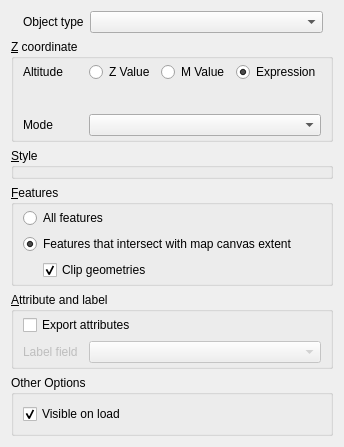
Above: ui/vectorproperties.ui from minorua/Qgis2threejs before the change. Below: the same form after it.
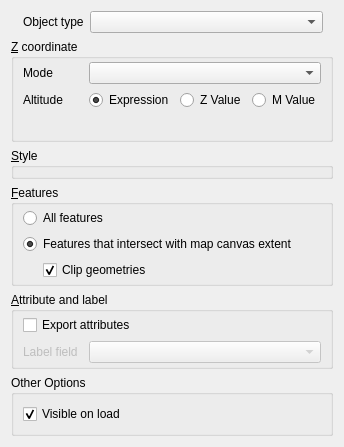
That is the form after the change. Custom widgets are drawn as their Qt base class.

```diff
--- a/ui/vectorproperties.ui
+++ b/ui/vectorproperties.ui
@@ -7,7 +7,7 @@
     <x>0</x>
     <y>0</y>
     <width>340</width>
-    <height>410</height>
+    <height>402</height>
    </rect>
   </property>
   <property name="windowTitle">
@@ -48,7 +48,7 @@
      <property name="title">
       <string>&amp;Z coordinate</string>
      </property>
-     <layout class="QVBoxLayout" name="verticalLayout_6">
+     <layout class="QFormLayout" name="formLayout_3">
       <property name="leftMargin">
        <number>9</number>
       </property>
@@ -61,9 +61,23 @@
       <property name="bottomMargin">
        <number>3</number>
       </property>
-      <item>
-       <layout class="QHBoxLayout" name="horizontalLayout_2">
-        <item>
+      <item row="0" column="0">
+       <widget class="QLabel" name="label_3">
+        <property name="minimumSize">
+         <size>
+          <width>60</width>
+          <height>0</height>
+         </size>
+        </property>
+        <property name="text">
+         <string>Mode</string>
+        </property>
+       </widget>
+      </item>
+      <item row="0" column="1">
+       <widget class="QComboBox" name="comboBox_altitudeMode"/>
+      </item>
+      <item row="1" column="0">
          <widget class="QLabel" name="label_2">
           <property name="minimumSize">
            <size>
@@ -76,6 +90,21 @@
           </property>
          </widget>
         </item>
+      <item row="1" column="1">
+       <layout class="QHBoxLayout" name="horizontalLayout_2">
+        <item>
+         <widget class="QRadioButton" name="radioButton_Expression">
+          <property name="text">
+           <string>Expression</string>
+          </property>
+          <property name="checked">
+           <bool>true</bool>
+          </property>
+          <attribute name="buttonGroup">
+           <string notr="true">buttonGroup_altitude</string>
+          </attribute>
+         </widget>
+        </item>
         <item>
          <widget class="QRadioButton" name="radioButton_zValue">
           <property name="text">
@@ -96,27 +125,9 @@
           </attribute>
          </widget>
         </item>
-        <item>
-         <widget class="QRadioButton" name="radioButton_Expression">
-          <property name="text">
-           <string>Expression</string>
-          </property>
-          <property name="checked">
-           <bool>true</bool>
-          </property>
-          <attribute name="buttonGroup">
-           <string notr="true">buttonGroup_altitude</string>
-          </attribute>
-         </widget>
-        </item>
        </layout>
       </item>
-      <item>
-       <layout class="QFormLayout" name="formLayout">
-        <property name="leftMargin">
-         <number>10</number>
-        </property>
-        <item row="0" column="0">
+      <item row="2" column="0">
          <widget class="QLabel" name="label_zExpression">
           <property name="minimumSize">
            <size>
@@ -126,7 +137,7 @@
           </property>
          </widget>
         </item>
-        <item row="0" column="1">
+      <item row="2" column="1">
          <widget class="QgsFieldExpressionWidget" name="fieldExpressionWidget_altitude" native="true">
           <property name="minimumSize">
            <size>
@@ -137,28 +148,6 @@
          </widget>
         </item>
        </layout>
-      </item>
-      <item>
-       <layout class="QFormLayout" name="formLayout_2">
-        <item row="0" column="0">
-         <widget class="QLabel" name="label_3">
-          <property name="minimumSize">
-           <size>
-            <width>60</width>
-            <height>0</height>
-           </size>
-          </property>
-          <property name="text">
-           <string>Mode</string>
-          </property>
-         </widget>
-        </item>
-        <item row="0" column="1">
-         <widget class="QComboBox" name="comboBox_altitudeMode"/>
-        </item>
-       </layout>
-      </item>
-     </layout>
     </widget>
    </item>
    <item>
```
Left out of the diff: 5 changed lines with no effect on the pictures. Lines whose indentation alone changed are shown as unchanged.
